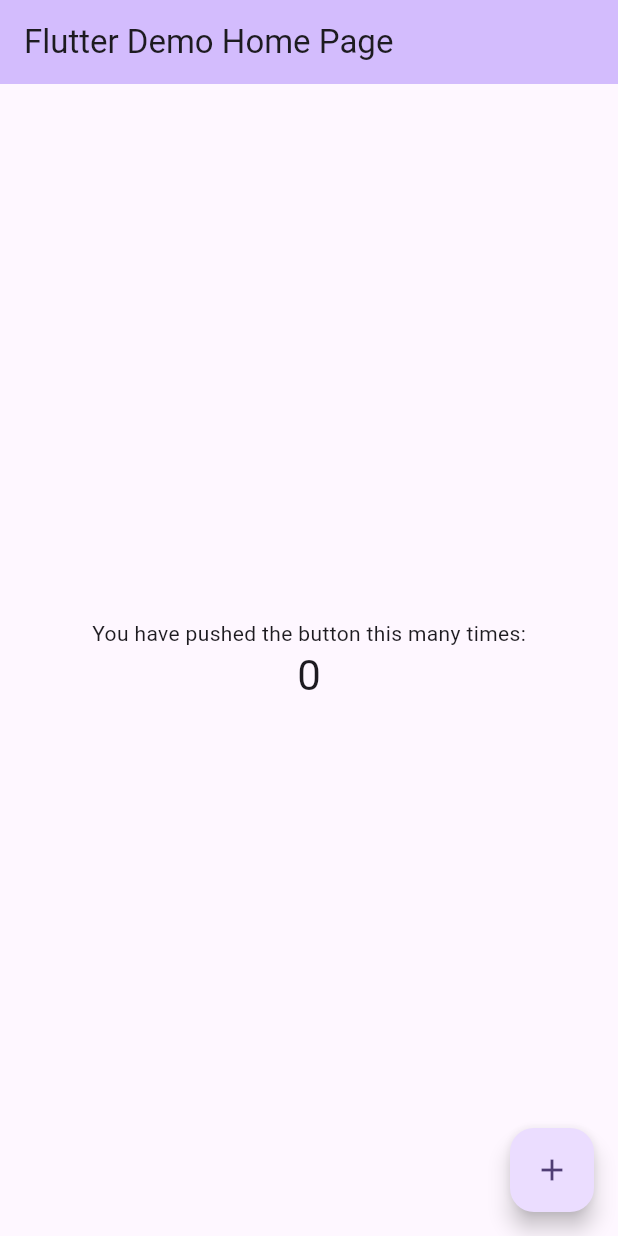
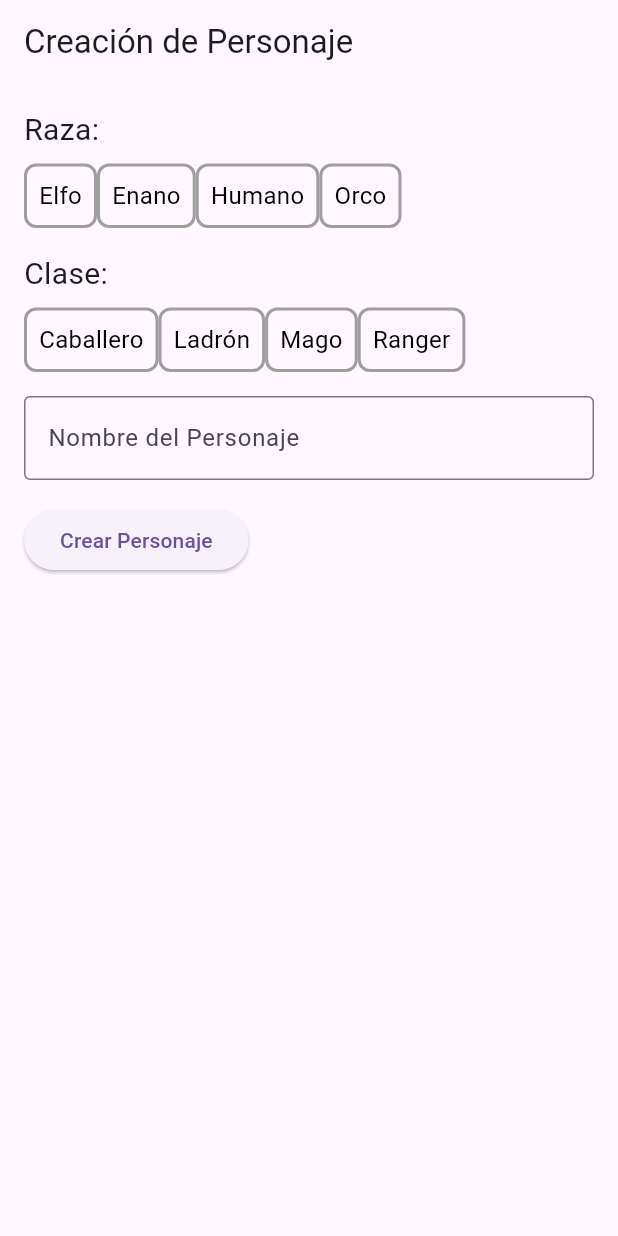
Before and after one commit to emanuelugr/ds, a Flutter app: the screen it shows after launch, on a phone screen of 412 x 824 dp. Run offline on Flutter 3.47's test engine with Material 3 defaults, Android fonts, the phone set to English and light mode, and no system bars.

```diff
--- a/Practica 2/ej4_creador_personajes/lib/Clases/clasesbuilder.dart
+++ b/Practica 2/ej4_creador_personajes/lib/Clases/clasesbuilder.dart
@@ -36,7 +36,7 @@ abstract class ClaseBuilder{
 
   void crearClase(HashMap<String, int> primaryAttr){
 
-    var info = LoadCFG();
+   /* var info = LoadCFG();
     secundarios.update("Vida", (valor) => (primaryAttr["Resistencia"]! + primaryAttr["Fuerza"]!));
     secundarios.update("Estamina", (valor) => (primaryAttr["Destreza"]! + primaryAttr["Resistencia"]!));
     secundarios.update("Mana", (valor) => (primaryAttr["Inteligencia"]! + primaryAttr["Sabiduria"]!));
@@ -50,7 +50,7 @@ abstract class ClaseBuilder{
       var oldvalue = secundarios[key];
       var mult = value;
       secundarios.update(key, (valor) => ((oldvalue! * mult).toInt()));
-    });
+    });*/
   }
 
   HashMap<String, int> getClase(){
--- a/Practica 2/ej4_creador_personajes/lib/fachada.dart
+++ b/Practica 2/ej4_creador_personajes/lib/fachada.dart
@@ -1,4 +1,5 @@
 
+import 'package:ej4_creador_personajes/Razas/Personaje.dart';
 import 'package:ej4_creador_personajes/Razas/PersonajeBuilder.dart';
 import 'package:ej4_creador_personajes/Razas/director.dart';
 
@@ -19,6 +20,9 @@ class Fachada{
     director.crearPersonaje(nombre);
   }
 
+  Personaje getProducto(){
+    return director.personaje;
+  }
   //Para obtener los valores, o bien hacemos un textfield y metemos ahi todos los valores
   //O tenemos un textfield por atributo, y hacemos una funcion para ir sacandolos uno a uno
 
--- a/Practica 2/ej4_creador_personajes/lib/main.dart
+++ b/Practica 2/ej4_creador_personajes/lib/main.dart
@@ -1,125 +1,293 @@
+import 'package:ej4_creador_personajes/Clases/clases.dart';
+import 'package:ej4_creador_personajes/Clases/clasesbuilder.dart';
+import 'package:ej4_creador_personajes/Razas/PersonajeBuilder.dart';
+import 'package:ej4_creador_personajes/Razas/razas.dart';
 import 'package:flutter/material.dart';
+import 'package:ej4_creador_personajes/fachada.dart';
 
 void main() {
-  runApp(const MyApp());
+  runApp(MyApp());
 }
 
 class MyApp extends StatelessWidget {
-  const MyApp({super.key});
-
-  // This widget is the root of your application.
   @override
   Widget build(BuildContext context) {
     return MaterialApp(
-      title: 'Flutter Demo',
-      theme: ThemeData(
-        // This is the theme of your application.
-        //
-        // TRY THIS: Try running your application with "flutter run". You'll see
-        // the application has a purple toolbar. Then, without quitting the app,
-        // try changing the seedColor in the colorScheme below to Colors.green
-        // and then invoke "hot reload" (save your changes or press the "hot
-        // reload" button in a Flutter-supported IDE, or press "r" if you used
-        // the command line to start the app).
-        //
-        // Notice that the counter didn't reset back to zero; the application
-        // state is not lost during the reload. To reset the state, use hot
-        // restart instead.
-        //
-        // This works for code too, not just values: Most code changes can be
-        // tested with just a hot reload.
-        colorScheme: ColorScheme.fromSeed(seedColor: Colors.deepPurple),
-        useMaterial3: true,
+      home: Scaffold(
+        appBar: AppBar(
+          title: Text('Creación de Personaje'),
+        ),
+        body: CreadorDePersonajes(),
       ),
-      home: const MyHomePage(title: 'Flutter Demo Home Page'),
     );
   }
 }
 
-class MyHomePage extends StatefulWidget {
-  const MyHomePage({super.key, required this.title});
-
-  // This widget is the home page of your application. It is stateful, meaning
-  // that it has a State object (defined below) that contains fields that affect
-  // how it looks.
-
-  // This class is the configuration for the state. It holds the values (in this
-  // case the title) provided by the parent (in this case the App widget) and
-  // used by the build method of the State. Fields in a Widget subclass are
-  // always marked "final".
-
-  final String title;
-
+class CreadorDePersonajes extends StatefulWidget {
   @override
-  State<MyHomePage> createState() => _MyHomePageState();
+  _CreadorDePersonajesState createState() => _CreadorDePersonajesState();
 }
 
-class _MyHomePageState extends State<MyHomePage> {
-  int _counter = 0;
+class _CreadorDePersonajesState extends State<CreadorDePersonajes> {
+  Fachada f = Fachada();
+  String selectedRace = '';
+  String selectedClass = '';
+  String characterName = '';
 
-  void _incrementCounter() {
-    setState(() {
-      // This call to setState tells the Flutter framework that something has
-      // changed in this State, which causes it to rerun the build method below
-      // so that the display can reflect the updated values. If we changed
-      // _counter without calling setState(), then the build method would not be
-      // called again, and so nothing would appear to happen.
-      _counter++;
-    });
+  void _crearPersonaje() {
+    //Clase
+    ClaseBuilder cb;
+    switch (selectedClass) {
+      case 'Caballero':
+        cb = CaballeroBuilder();
+        break;
+      case 'Ladron':
+        cb = LadronBuilder();
+        break;
+      case 'Mago':
+        cb = MagoBuilder();
+        break;
+      case 'Ranger':
+        cb = RangerBuilder();
+        break;
+      default:
+        cb = CaballeroBuilder();
+    }
+
+    //Raza
+    PersonajeBuilder pb;
+    switch (selectedRace) {
+      case 'Elfo':
+        pb = ElfoBuilder(cb);
+        break;
+      case 'Enano':
+        pb = EnanoBuilder(cb);
+        break;
+      case 'Humano':
+        pb = HumanoBuilder(cb);
+        break;
+      case 'Orco':
+        pb = OrcoBuilder(cb);
+        break;
+      default:
+        pb = HumanoBuilder(cb);
+    }
+    f.crearPersonaje(pb,characterName);
+
+    Navigator.push(context, MaterialPageRoute(builder:(context)=>CharacterDetailsScreen()),);
   }
 
   @override
   Widget build(BuildContext context) {
-    // This method is rerun every time setState is called, for instance as done
-    // by the _incrementCounter method above.
-    //
-    // The Flutter framework has been optimized to make rerunning build methods
-    // fast, so that you can just rebuild anything that needs updating rather
-    // than having to individually change instances of widgets.
-    return Scaffold(
-      appBar: AppBar(
-        // TRY THIS: Try changing the color here to a specific color (to
-        // Colors.amber, perhaps?) and trigger a hot reload to see the AppBar
-        // change color while the other colors stay the same.
-        backgroundColor: Theme.of(context).colorScheme.inversePrimary,
-        // Here we take the value from the MyHomePage object that was created by
-        // the App.build method, and use it to set our appbar title.
-        title: Text(widget.title),
+    return Padding(
+      padding: const EdgeInsets.all(16.0),
+      child: Column(
+        crossAxisAlignment: CrossAxisAlignment.start,
+        children: [
+          const Text(
+            'Raza:',
+            style: TextStyle(fontSize: 20.0),
+          ),
+          const SizedBox(height: 8.0),
+          Row(
+            children: [
+              RaceButton(
+                text: 'Elfo',
+                isSelected: selectedRace == 'Elfo',
+                onTap: () {
+                  setState(() {
+                    selectedRace = 'Elfo';
+                  });
+                },
+              ),
+              RaceButton(
+                text: 'Enano',
+                isSelected: selectedRace == 'Enano',
+                onTap: () {
+                  setState(() {
+                    selectedRace = 'Enano';
+                  });
+                },
+              ),
+              RaceButton(
+                text: 'Humano',
+                isSelected: selectedRace == 'Humano',
+                onTap: () {
+                  setState(() {
+                    selectedRace = 'Humano';
+                  });
+                },
+              ),
+              RaceButton(
+                text: 'Orco',
+                isSelected: selectedRace == 'Orco',
+                onTap: () {
+                  setState(() {
+                    selectedRace = 'Orco';
+                  });
+                },
+              ),
+            ],
+          ),
+          const SizedBox(height: 16.0),
+          const Text(
+            'Clase:',
+            style: TextStyle(fontSize: 20.0),
+          ),
+          const SizedBox(height: 8.0),
+          Row(
+            children: [
+              ClassButton(
+                text: 'Caballero',
+                isSelected: selectedClass == 'Caballero',
+                onTap: () {
+                  setState(() {
+                    selectedClass = 'Caballero';
+                  });
+                },
+              ),
+              ClassButton(
+                text: 'Ladrón',
+                isSelected: selectedClass == 'Ladrón',
+                onTap: () {
+                  setState(() {
+                    selectedClass = 'Ladrón';
+                  });
+                },
+              ),
+              ClassButton(
+                text: 'Mago',
+                isSelected: selectedClass == 'Mago',
+                onTap: () {
+                  setState(() {
+                    selectedClass = 'Mago';
+                  });
+                },
+              ),
+              ClassButton(
+                text: 'Ranger',
+                isSelected: selectedClass == 'Ranger',
+                onTap: () {
+                  setState(() {
+                    selectedClass = 'Ranger';
+                  });
+                },
+              ),
+            ],
+          ),
+          const SizedBox(height: 16.0),
+          TextFormField(
+            decoration: const InputDecoration(
+              labelText: 'Nombre del Personaje',
+              border: OutlineInputBorder(),
+            ),
+            onChanged: (value) {
+              setState(() {
+                characterName = value;
+              });
+            },
+          ),
+          const SizedBox(height: 16.0),
+          ElevatedButton(
+            onPressed: () {
+              _crearPersonaje();
+            },
+            child: const Text('Crear Personaje'),
+          ),
+        ],
       ),
-      body: Center(
-        // Center is a layout widget. It takes a single child and positions it
-        // in the middle of the parent.
-        child: Column(
-          // Column is also a layout widget. It takes a list of children and
-          // arranges them vertically. By default, it sizes itself to fit its
-          // children horizontally, and tries to be as tall as its parent.
-          //
-          // Column has various properties to control how it sizes itself and
-          // how it positions its children. Here we use mainAxisAlignment to
-          // center the children vertically; the main axis here is the vertical
-          // axis because Columns are vertical (the cross axis would be
-          // horizontal).
-          //
-          // TRY THIS: Invoke "debug painting" (choose the "Toggle Debug Paint"
-          // action in the IDE, or press "p" in the console), to see the
-          // wireframe for each widget.
-          mainAxisAlignment: MainAxisAlignment.center,
-          children: <Widget>[
-            const Text(
-              'You have pushed the button this many times:',
-            ),
-            Text(
-              '$_counter',
-              style: Theme.of(context).textTheme.headlineMedium,
-            ),
-          ],
-        ),
-      ),
-      floatingActionButton: FloatingActionButton(
-        onPressed: _incrementCounter,
-        tooltip: 'Increment',
-        child: const Icon(Icons.add),
-      ), // This trailing comma makes auto-formatting nicer for build methods.
     );
   }
 }
+
+class RaceButton extends StatelessWidget {
+  final String text;
+  final bool isSelected;
+  final VoidCallback onTap;
+
+  const RaceButton({
+    required this.text,
+    required this.isSelected,
+    required this.onTap,
+  });
+
+  @override
+  Widget build(BuildContext context) {
+    return InkWell(
+      onTap: onTap,
+      child: Container(
+        padding: const EdgeInsets.all(8.0),
+        decoration: BoxDecoration(
+          border: Border.all(
+            color: isSelected ? Colors.blue : Colors.grey,
+            width: 2.0,
+          ),
+          borderRadius: BorderRadius.circular(8.0),
+        ),
+        child: Text(
+          text,
+          style: TextStyle(
+            fontSize: 16.0,
+            color: isSelected ? Colors.blue : Colors.black,
+          ),
+        ),
+      ),
+    );
+  }
+}
+
+class ClassButton extends StatelessWidget {
+  final String text;
+  final bool isSelected;
+  final VoidCallback onTap;
+
+  const ClassButton({
+    required this.text,
+    required this.isSelected,
+    required this.onTap,
+  });
+
+  @override
+  Widget build(BuildContext context) {
+    return InkWell(
+      onTap: onTap,
+      child: Container(
+        padding: EdgeInsets.all(8.0),
+        decoration: BoxDecoration(
+          border: Border.all(
+            color: isSelected ? Colors.blue : Colors.grey,
+            width: 2.0,
+          ),
+          borderRadius: BorderRadius.circular(8.0),
+        ),
+        child: Text(
+          text,
+          style: TextStyle(
+            fontSize: 16.0,
+            color: isSelected ? Colors.blue : Colors.black,
+          ),
+        ),
+      ),
+    );
+  }
+}
+
+
+class CharacterDetailsScreen extends StatelessWidget {
+  @override
+  Widget build(BuildContext context) {
+    // Obtener los datos del personaje utilizando Fachada.getProducto()
+    // Ejemplo:
+    // final personaje = Fachada.getProducto();
+    // Luego, utiliza los datos del personaje para construir la interfaz de usuario de esta pantalla.
+
+    return Scaffold(
+      appBar: AppBar(
+        title: const Text('Detalles del Personaje'),
+      ),
+      body: Center(
+        child: const Text('Aquí se mostrarán los detalles del personaje'),
+      ),
+    );
+  }
+}
```
